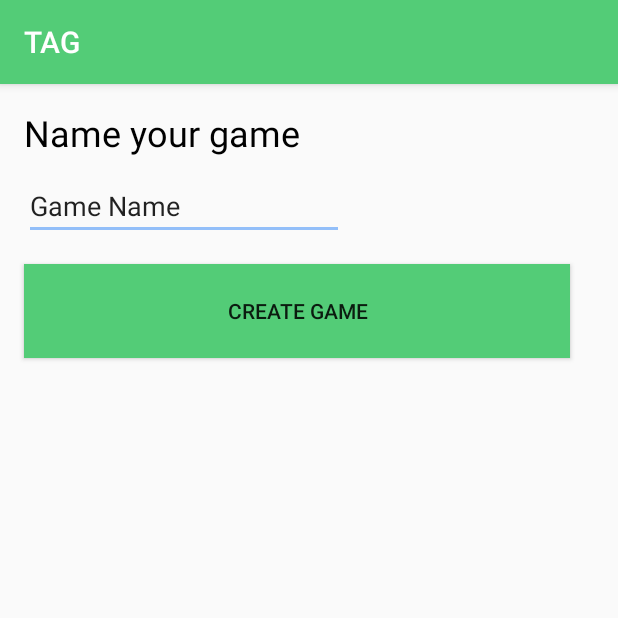
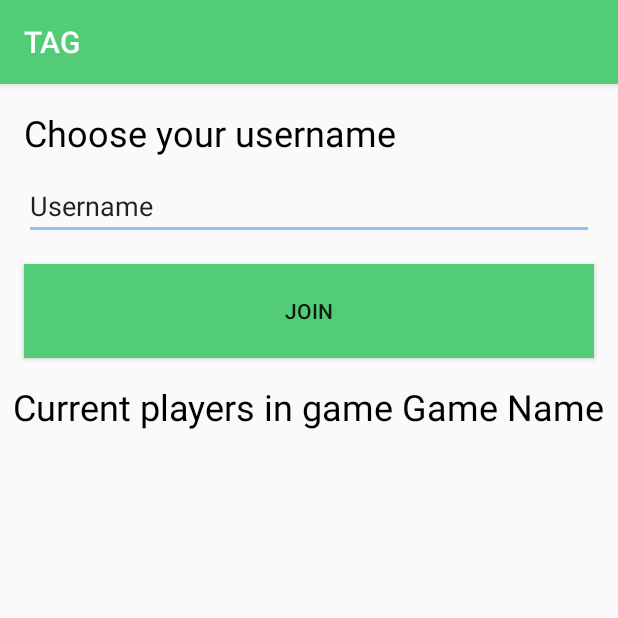
Before and after one commit to CharlesNollet/Hackatown2019, an Android app: the newGameActivity screen opened directly, with no data from a screen before it, after a tap on "CREATE GAME", on a phone screen of 412 x 824 dp, the top half of it. Run offline under Robolectric (Android 15) with nearby library versions, the phone set to English and light mode, and no system bars.

Commit message:
ajout du boutton et dun textview dans usernameActivity

```diff
--- a/app/app/src/main/java/club/touchandgo/tag/newGameActivity.kt
+++ b/app/app/src/main/java/club/touchandgo/tag/newGameActivity.kt
@@ -3,7 +3,9 @@ package club.touchandgo.tag
 import android.content.Intent
 import androidx.appcompat.app.AppCompatActivity
 import android.os.Bundle
+import android.provider.AlarmClock.EXTRA_MESSAGE
 import android.view.View
+import android.widget.EditText
 
 class newGameActivity : AppCompatActivity() {
 
@@ -14,7 +16,11 @@ class newGameActivity : AppCompatActivity() {
 
     /** called when the user taps the Create Game Button */
     fun goToUsernameActivity(view: View) {
-        val intent = Intent(this, usernameActivity::class.java)
+        val gameName = findViewById<EditText>(R.id.editGameName)
+        val message  = gameName.text.toString()
+        val intent = Intent(this, usernameActivity::class.java).apply {
+            putExtra(EXTRA_MESSAGE, message)
+        }
         startActivity(intent)
     }
 }
--- a/app/app/src/main/java/club/touchandgo/tag/usernameActivity.kt
+++ b/app/app/src/main/java/club/touchandgo/tag/usernameActivity.kt
@@ -1,12 +1,29 @@
 package club.touchandgo.tag
 
+import android.content.Intent
 import androidx.appcompat.app.AppCompatActivity
 import android.os.Bundle
+import android.provider.AlarmClock.EXTRA_MESSAGE
+import android.view.View
+import android.widget.TextView
+import kotlinx.android.synthetic.main.activity_username.*
 
 class usernameActivity : AppCompatActivity() {
 
     override fun onCreate(savedInstanceState: Bundle?) {
         super.onCreate(savedInstanceState)
         setContentView(R.layout.activity_username)
+
+        // Get the Intent that started this activity and extract the string
+        val message = intent.getStringExtra(EXTRA_MESSAGE)
+
+        // Capture the layout's TextView and set the string as its text
+        playersInGameMessage.text = playersInGameMessage.text.toString().plus(" ").plus(message)
+    }
+
+    /** called when the user taps the Join Button */
+    fun goToMapsActivity(view: View) {
+        val intent = Intent(this, MapsActivity::class.java)
+        startActivity(intent)
     }
 }
--- a/app/app/src/main/res/layout/activity_new_game.xml
+++ b/app/app/src/main/res/layout/activity_new_game.xml
@@ -8,7 +8,7 @@
         tools:context=".newGameActivity">
 
     <TextView
-            android:text="Name your game"
+            android:text="@string/choose_game_name_message"
             android:layout_width="wrap_content"
             android:layout_height="wrap_content"
             android:id="@+id/chooseGameNameMessage"
@@ -21,10 +21,10 @@
             app:layout_constraintTop_toTopOf="parent"/>
 
     <EditText
+            android:text="@string/edit_game_name"
             android:layout_width="wrap_content"
             android:layout_height="wrap_content"
             android:inputType="textPersonName"
-            android:text="Game Name"
             android:ems="10"
             android:id="@+id/editGameName"
             android:layout_marginStart="16dp"
@@ -33,7 +33,7 @@
             app:layout_constraintTop_toBottomOf="@+id/chooseGameNameMessage"/>
 
     <Button
-            android:text="Create game"
+            android:text="@string/create_game_button"
             android:layout_width="0dp"
             android:layout_height="10mm"
             android:id="@+id/createGameButton"
--- a/app/app/src/main/res/layout/activity_username.xml
+++ b/app/app/src/main/res/layout/activity_username.xml
@@ -8,7 +8,7 @@
         tools:context=".usernameActivity">
 
     <TextView
-            android:text="Choose your username"
+            android:text="@string/choose_username_message"
             android:layout_width="wrap_content"
             android:layout_height="wrap_content"
             android:id="@+id/chooseUsernameMessage"
@@ -20,18 +20,47 @@
             app:layout_constraintStart_toStartOf="parent"
             app:layout_constraintTop_toTopOf="parent"/>
 
+    <EditText
+            android:text="@string/edit_username"
+            android:layout_width="0dp"
+            android:layout_height="wrap_content"
+            android:inputType="textPersonName"
+            android:ems="10"
+            android:id="@+id/editUsername"
+            android:layout_marginStart="16dp"
+            android:layout_marginEnd="16dp"
+            android:layout_marginTop="10dp"
+            app:layout_constraintEnd_toEndOf="parent"
+            app:layout_constraintStart_toStartOf="parent"
+            app:layout_constraintTop_toBottomOf="@+id/chooseUsernameMessage"/>
+
+
     <Button
-            android:text="Join"
+            android:text="@string/join_game_button"
             android:layout_width="0dp"
             android:layout_height="10mm"
-            android:id="@+id/JoinGameButton"
+            android:id="@+id/joinGameButton"
             android:background="@color/playerColor"
             android:layout_marginStart="16dp"
-            android:layout_marginEnd="32dp"
+            android:layout_marginEnd="16dp"
             android:layout_marginTop="16dp"
             app:layout_constraintEnd_toEndOf="parent"
             app:layout_constraintStart_toStartOf="parent"
-            app:layout_constraintTop_toBottomOf="@+id/chooseUsernameMessage"
+            app:layout_constraintTop_toBottomOf="@+id/editUsername"
             android:onClick="goToMapsActivity"/>
 
+    <TextView
+            android:text="@string/players_in_game_message"
+            android:layout_width="wrap_content"
+            android:layout_height="wrap_content"
+            android:id="@+id/playersInGameMessage"
+            android:textColor="@color/common_google_signin_btn_text_dark_focused"
+            android:textSize="24sp"
+            android:layout_marginStart="16dp"
+            android:layout_marginTop="16dp"
+            android:layout_marginEnd="16dp"
+            app:layout_constraintStart_toStartOf="parent"
+            app:layout_constraintTop_toBottomOf="@+id/joinGameButton"
+            app:layout_constraintEnd_toEndOf="parent"/>
+
 </androidx.constraintlayout.widget.ConstraintLayout>
--- a/app/app/src/main/res/values/strings.xml
+++ b/app/app/src/main/res/values/strings.xml
@@ -1,4 +1,13 @@
 <resources>
     <string name="app_name">TAG</string>
     <string name="title_activity_maps">Map</string>
+    <string name="choose_game_message">Choose the game you\'d like to join</string>
+    <string name="new_game_button">Create new game</string>
+    <string name="choose_username_message">Choose your username</string>
+    <string name="join_game_button">Join</string>
+    <string name="choose_game_name_message">Name your game</string>
+    <string name="edit_game_name">Game Name</string>
+    <string name="create_game_button">Create Game</string>
+    <string name="edit_username">Username</string>
+    <string name="players_in_game_message">Current players in game</string>
 </resources>
```
Also changed, not shown: app/app/src/main/AndroidManifest.xml (+6 -11 lines), app/app/src/main/res/layout/activity_main.xml (+4 -4 lines).
